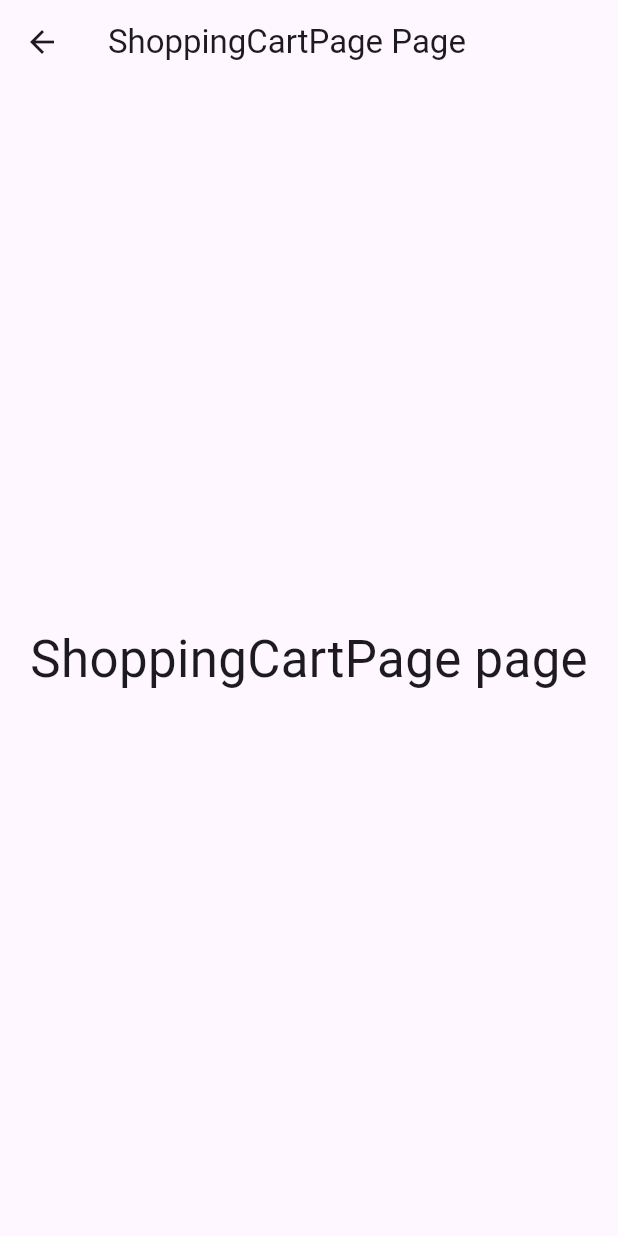
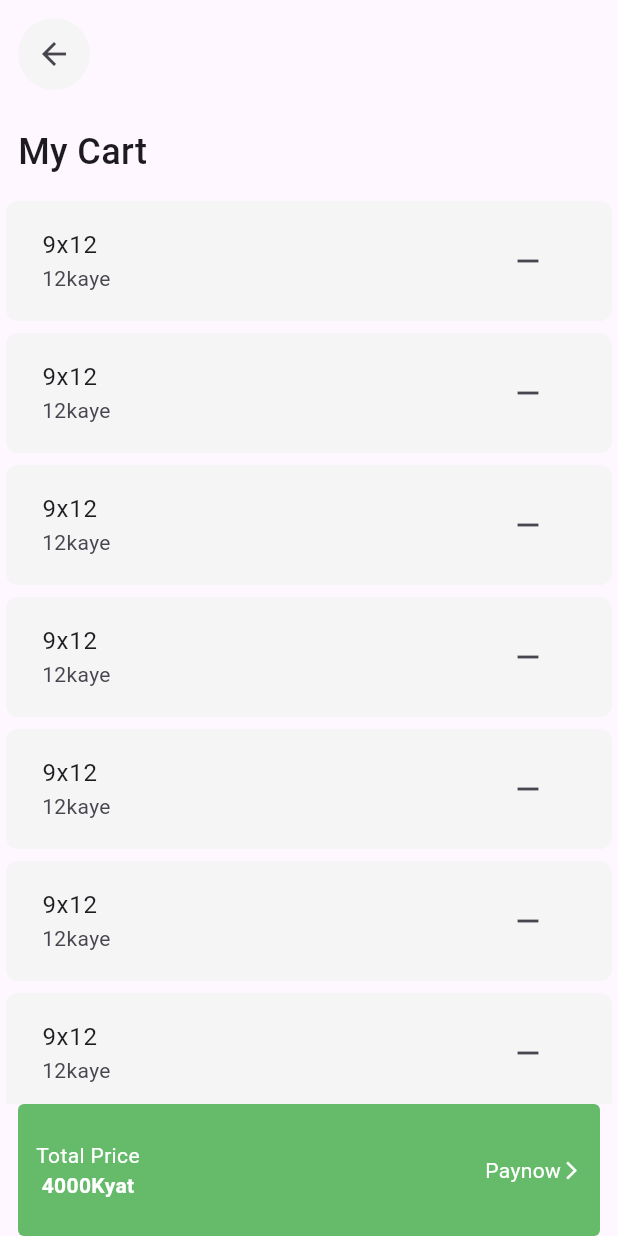
Before and after one commit to Arkar20/getx_tutorial, a Flutter app: the ShoppingCartPage screen opened by its route, on a phone screen of 412 x 824 dp. Run offline on Flutter 3.47's test engine with Material 3 defaults, Android fonts, the phone set to English and light mode, and no system bars; our stand-ins replace get, go_router; network calls fail.

Commit message:
shopping cart

```diff
--- a/lib/page/shopping-cart.dart
+++ /dev/null
@@ -1,20 +0,0 @@
-import 'package:flutter/material.dart';
-
-class ShoppingCartPage extends StatelessWidget {
-  const ShoppingCartPage({super.key});
-
-  @override
-  Widget build(BuildContext context) {
-    return Scaffold(
-      appBar: AppBar(
-        title: const Text('ShoppingCartPage Page'),
-      ),
-      body: const Center(
-        child: Text(
-          'ShoppingCartPage page',
-          style: TextStyle(fontSize: 34),
-        ),
-      ),
-    );
-  }
-}
--- /dev/null
+++ b/lib/page/shopping-cart/shopping-cart.dart
@@ -0,0 +1,97 @@
+import 'package:flutter/material.dart';
+import 'package:go_router/go_router.dart';
+
+class ShoppingCartPage extends StatelessWidget {
+  const ShoppingCartPage({super.key});
+
+  @override
+  Widget build(BuildContext context) {
+    return Scaffold(
+        body: SafeArea(
+            child: Container(
+      child: Column(
+        crossAxisAlignment: CrossAxisAlignment.start,
+        children: [
+          Padding(
+            padding: EdgeInsets.all(12),
+            child: Container(
+              decoration: BoxDecoration(
+                  color: Colors.grey[100],
+                  borderRadius: BorderRadius.circular(50)),
+              child: IconButton(
+                  onPressed: () {
+                    context.go('/');
+                  },
+                  icon: Icon(Icons.arrow_back)),
+            ),
+          ),
+          Padding(
+              padding: EdgeInsets.all(12),
+              child: Text(
+                'My Cart',
+                style: TextStyle(fontSize: 24, fontWeight: FontWeight.w500),
+              )),
+          Expanded(
+              child: ListView.builder(
+                  itemCount: 30,
+                  itemBuilder: (context, index) {
+                    return Padding(
+                      padding: EdgeInsets.all(4),
+                      child: Container(
+                          padding:
+                              EdgeInsets.symmetric(horizontal: 8, vertical: 4),
+                          decoration: BoxDecoration(
+                              color: Colors.grey[100],
+                              borderRadius: BorderRadius.circular(8)),
+                          child: ListTile(
+                            title: Text("9x12"),
+                            subtitle: Text('12kaye'),
+                            trailing: IconButton(
+                                onPressed: () {}, icon: Icon(Icons.remove)),
+                          )),
+                    );
+                  })),
+          Padding(
+            padding: EdgeInsets.fromLTRB(12, 0, 12, 0),
+            child: Container(
+                padding: EdgeInsets.symmetric(horizontal: 12, vertical: 24),
+                decoration: BoxDecoration(
+                    color: Colors.green[400],
+                    borderRadius: BorderRadius.circular(4)),
+                child: Row(
+                  mainAxisAlignment: MainAxisAlignment.spaceBetween,
+                  children: [
+                    Column(
+                      children: [
+                        Text(
+                          "Total Price",
+                          style: TextStyle(color: Colors.white),
+                        ),
+                        Text(
+                          "4000Kyat",
+                          style: TextStyle(
+                              color: Colors.white, fontWeight: FontWeight.bold),
+                        ),
+                      ],
+                    ),
+                    Row(
+                      children: [
+                        Text(
+                          'Paynow',
+                          style: TextStyle(color: Colors.white),
+                        ),
+                        Icon(
+                          Icons.arrow_forward_ios,
+                          color: Colors.white,
+                          size: 14,
+                        )
+                      ],
+                    )
+                  ],
+                )),
+          )
+        ],
+      ),
+    )));
+  }
+}
--- a/lib/route.dart
+++ b/lib/route.dart
@@ -1,5 +1,5 @@
 import 'package:getx_tutorial/page/home.dart';
-import 'package:getx_tutorial/page/shopping-cart.dart';
+import 'package:getx_tutorial/page/shopping-cart/shopping-cart.dart';
 import 'package:go_router/go_router.dart';
 import 'package:flutter/material.dart';
 
```
